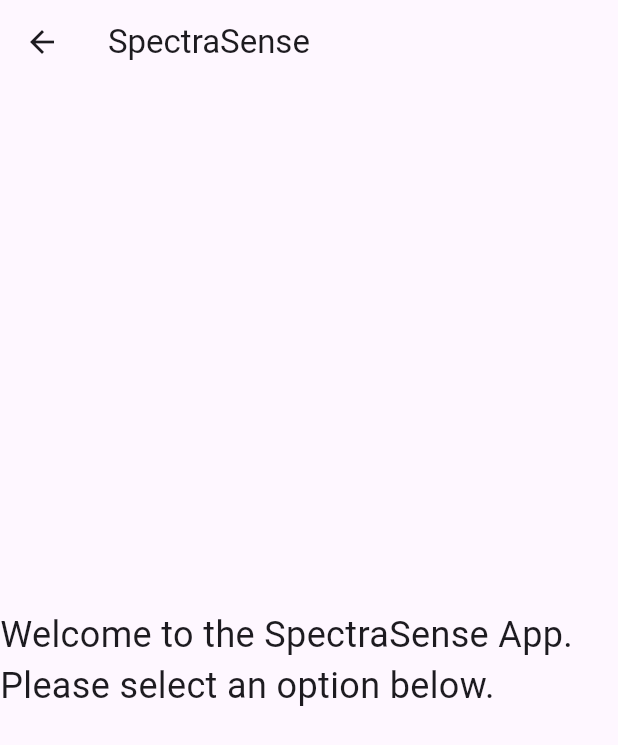
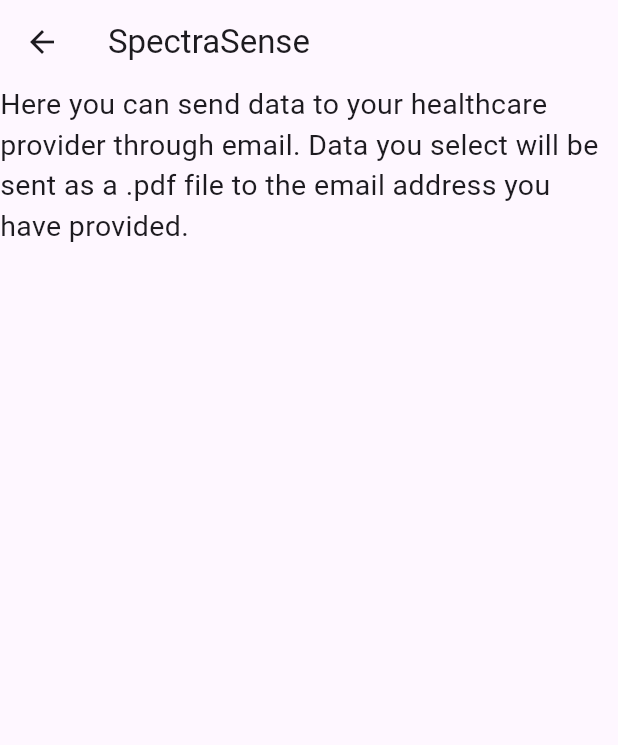
Before and after one commit to Ashleigh-Cunningham/SpectraSense, a Flutter app: the Healthcare screen opened directly, on a phone screen of 412 x 824 dp. Shown: the top 745 px of the screen. Run offline on Flutter 3.47's test engine with Material 3 defaults, Android fonts, the phone set to English and light mode, and no system bars; our stand-ins replace firebase_auth, firebase_core; accounts and stored records are empty.

Commit message:
June 11 Changes
- Added self-report page. This is the future home of the diary section where users will report their own opioid usage data. Can also send data to a provider from here.

- Also changed is the navigation system. Turns out it was significantly broken and going from, say, settings to the homepage would actually just keep you right in settings. So navigation actually works now.

- Also had some major text inconsistencies that have been fixed.

- Removed some completely unnecessary const keywords that were screwing some operations up.

```diff
--- a/lib/views/healthcare.dart
+++ b/lib/views/healthcare.dart
@@ -9,11 +9,14 @@
       appBar: AppBar(
         title: const Text('SpectraSense'),
       ),
-      body: const Center(
-        child: Text(
-          'Welcome to the SpectraSense App. Please select an option below.',
-          style: TextStyle(fontSize: 24),
-        ),
+      body: Column(
+        children:
+        [
+          Text(
+            'Here you can send data to your healthcare provider through email. Data you select will be sent as a .pdf file to the email address you have provided.',
+            style: TextStyle(fontSize: 19),
+          ),
+        ]
       ),
     );
   }
```
Also changed, not shown: lib/views/home_view.dart (+7 -0 lines), lib/views/self_report.dart (added, +52 -0 lines), lib/views/settings.dart (+15 -13 lines), lib/views/view_data.dart (+7 -5 lines).
